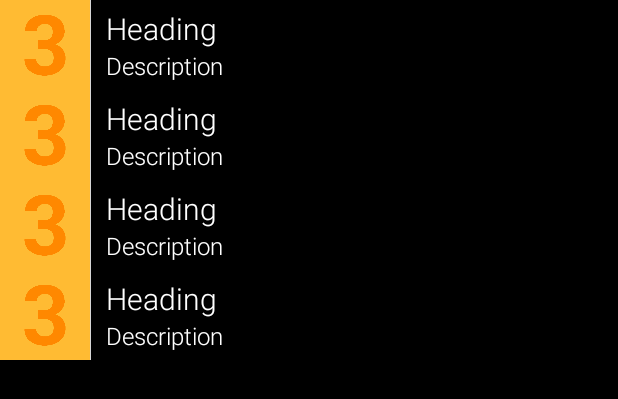
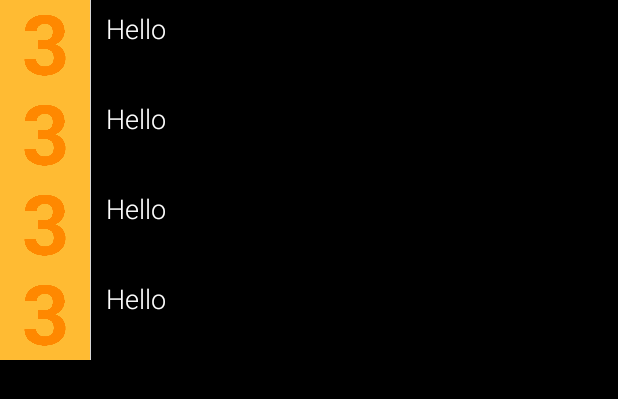
Before and after one commit to pmoulton/glass-class, an Android app: the layout feed_view.xml on its own in the app's theme, with its tools: preview values and no code run, on a phone screen of 412 x 824 dp. Shown: the top 399 px of the screen. Run offline under Robolectric (Android 15) with nearby library versions, the phone set to English and light mode, and no system bars.

Commit message:
images and stuffs, recycling works

```diff
--- a/app/src/main/java/glass/such/classfeed/Data/FeedDrawer.java
+++ b/app/src/main/java/glass/such/classfeed/Data/FeedDrawer.java
@@ -8,8 +8,10 @@ import android.os.SystemClock;
 import android.util.Log;
 import android.view.SurfaceHolder;
 import android.view.View;
+import android.widget.ImageView;
 
 import com.google.android.glass.timeline.DirectRenderingCallback;
+import com.squareup.picasso.Picasso;
 
 import glass.such.classfeed.R;
 
@@ -18,6 +20,7 @@ public class FeedDrawer implements DirectRenderingCallback {
     private SurfaceHolder mHolder;
     private boolean mRenderingPaused;
     private RenderThread mRenderThread;
+    private Context mContext;
     private static final long FRAME_TIME_MILLIS = 1000;
 
     private final FeedView mView;
@@ -32,6 +35,7 @@ public class FeedDrawer implements DirectRenderingCallback {
 
     public FeedDrawer(Context context) {
         mView = new FeedView(context);
+        mContext = context;
         mView.setListener(mListener);
     }
 
--- a/app/src/main/java/glass/such/classfeed/Data/FeedService.java
+++ b/app/src/main/java/glass/such/classfeed/Data/FeedService.java
@@ -13,6 +13,7 @@ import com.google.android.glass.timeline.LiveCard;
 import com.google.android.glass.timeline.LiveCard.PublishMode;
 
 import glass.such.classfeed.MenuActivity;
+import glass.such.classfeed.Models.Quiz;
 
 public class FeedService extends Service {
 
@@ -43,7 +44,7 @@ public class FeedService extends Service {
 
             mLiveCard.setDirectRenderingEnabled(true).getSurfaceHolder().addCallback(mTimerDrawer);
 
-            Intent menuIntent = new Intent(this, MenuActivity.class);
+            Intent menuIntent = new Intent(this, QuizActivity.class);
             menuIntent.addFlags(Intent.FLAG_ACTIVITY_NEW_TASK | Intent.FLAG_ACTIVITY_CLEAR_TASK);
             mLiveCard.setAction(PendingIntent.getActivity(this, 0, menuIntent, 0));
             mLiveCard.attach(this);
--- a/app/src/main/java/glass/such/classfeed/Models/Image.java
+++ b/app/src/main/java/glass/such/classfeed/Models/Image.java
@@ -8,7 +8,7 @@ import org.json.JSONObject;
  */
 public class Image {
     public static final String TITLE= "title";
-    public static final String DESC= "description";
+    //public static final String DESC= "description";
     public static final String URL  = "url";
 
     private String url  = null;
@@ -18,7 +18,7 @@ public class Image {
     public Image(JSONObject jsonObject) throws JSONException {
         url     = jsonObject.getString(URL);
         title   = jsonObject.getString(TITLE);
-        description = jsonObject.getString(DESC);
+        //description = jsonObject.getString(DESC);
     }
 
     public String getUrl() {
@@ -29,5 +29,5 @@ public class Image {
         return title;
     }
 
-    public String getDescription() { return description; }
+//    public String getDescription() { return description; }
 }
--- a/app/src/main/java/glass/such/classfeed/Util/Constants.java
+++ b/app/src/main/java/glass/such/classfeed/Util/Constants.java
@@ -17,7 +17,7 @@ public class Constants {
     }
 
     public class Test{
-        public static final String NOTEPAYLOAD = "{\"type\": \"Notes\",\"data\": {\"text\": \"Neutra ennui tattooed PBR Vice. Kitsch\",\"urls\": [\"http://en.wikipedia.org/wiki/differential_equations\",\"http://en.wikipedia.org/wiki/Hello_world\"],\"images\":[{\"title\":\"windodge\",\"url\":\"http://ilikewalls.com/wallpaper/13/11/windoge-wallpaper-7.png\"},{\"title\": \"Wall Street Dodge\",\"url\": \"http://i.imgur.com/O930izT.jpg\"}]}}";
+        public static final String NOTEPAYLOAD = "{\"type\": \"Notes\",\"data\": {\"text\": \"Neutra ennui tattooed PBR Vice. Kitsch testing longer string yo hella\",\"urls\": [\"http://en.wikipedia.org/wiki/differential_equations\",\"http://en.wikipedia.org/wiki/Hello_world\"],\"images\":[{\"title\":\"windodge\",\"url\":\"http://ilikewalls.com/wallpaper/13/11/windoge-wallpaper-7.png\"},{\"title\": \"Wall Street Dodge\",\"url\": \"http://i.imgur.com/O930izT.jpg\"}]}}";
         public static final String QUIZPAYLOAD = "{\"type\":\"quiz\",\"data\":{\"uuid\":\"SomeUUIDHere\",\"text\":\"Quiz Title goes here\",\"questions\":[{\"question\":\"Why is the sky blue?\",\"possible\":[{\"text\":\"Dodge of Course!\"},{\"text\":\"Because of the Ocean\"},{\"text\":\"Floor the glory of Satan of course!\"}],\"answer\": 1}]}}";
     }
 }
--- a/app/src/main/res/layout/feed_list_item.xml
+++ b/app/src/main/res/layout/feed_list_item.xml
@@ -39,24 +39,13 @@
         <TextView
             android:layout_width="fill_parent"
             android:layout_height="wrap_content"
-            android:text="Heading"
+            android:text="Hello"
+            android:minLines="2"
             android:id="@+id/item_heading_text"
             android:textColor="@color/white"
             android:fontFamily="sans-serif-light"
             android:ellipsize="end"
-            android:singleLine="true"
-            android:textSize="20sp" />
-
-        <TextView
-            android:layout_width="fill_parent"
-            android:layout_height="wrap_content"
-            android:text="Description"
-            android:id="@+id/item_desc_text"
-            android:textColor="@color/white"
-            android:fontFamily="sans-serif-light"
-            android:ellipsize="end"
-            android:singleLine="true"
-            android:textSize="16sp" />
+            android:textSize="18sp" />
     </LinearLayout>
 
 </RelativeLayout>
```
Also changed, not shown: app/src/main/java/glass/such/classfeed/Data/FeedListAdapter.java (+66 -66 lines), app/src/main/java/glass/such/classfeed/Data/FeedView.java (+29 -26 lines).
